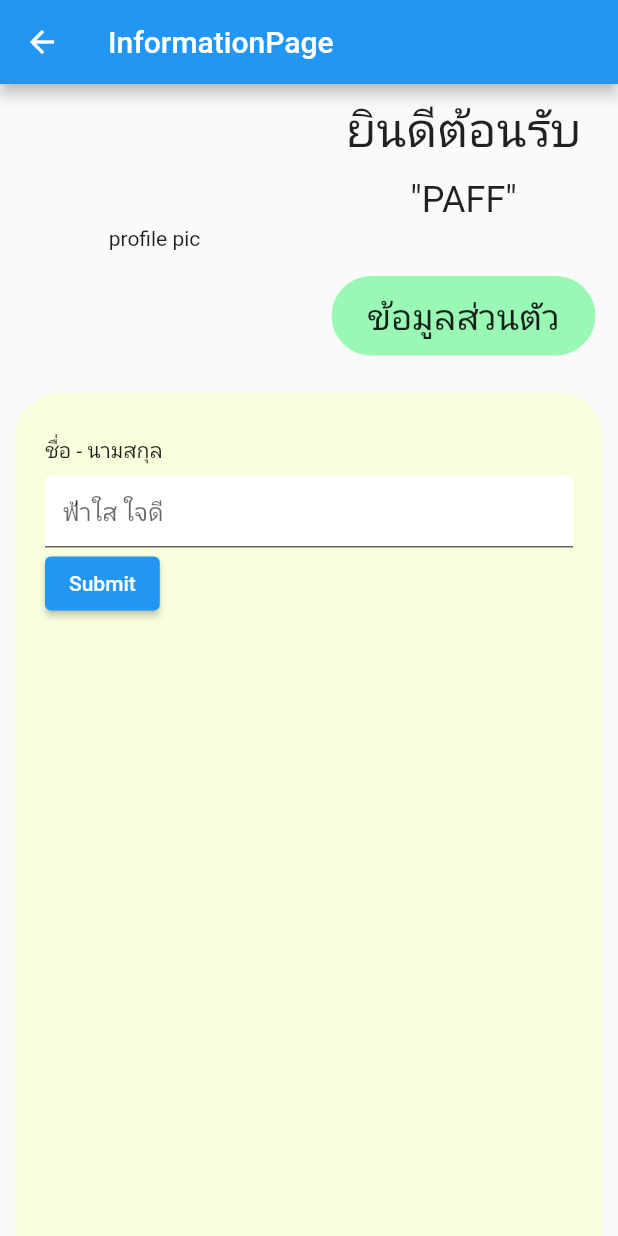
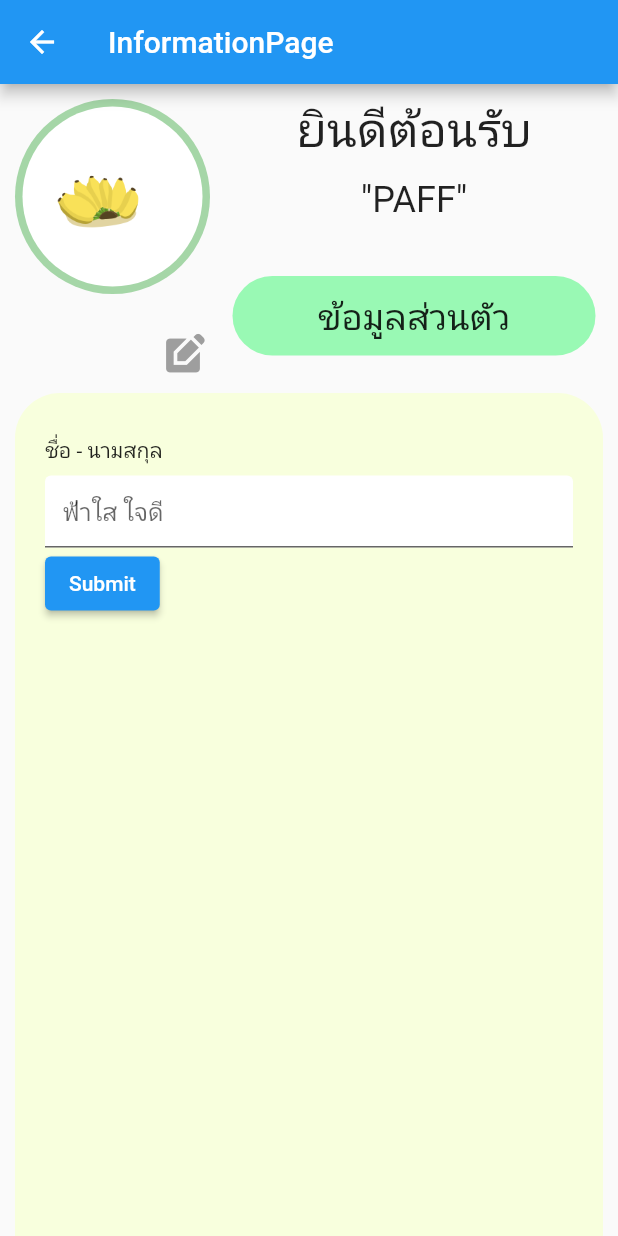
Before and after one commit to AINutritionProject/KinDeeUDee, a Flutter app: the InformationPage screen opened directly, on a phone screen of 412 x 824 dp. Run offline on Flutter 3.47's test engine with Material 2 defaults, Android fonts, the phone set to English and light mode, and no system bars; our stand-ins replace firebase_auth, firebase_core, google_sign_in; accounts and stored records are empty.

Commit message:
add user avatar to information page

```diff
--- a/lib/pages/information/personal_information.dart
+++ b/lib/pages/information/personal_information.dart
@@ -1,4 +1,5 @@
 import 'package:flutter/material.dart';
+import 'package:appfood2/pages/home.dart';
 
 class PersonalInformation extends StatelessWidget {
   const PersonalInformation({super.key});
@@ -10,8 +11,8 @@ class PersonalInformation extends StatelessWidget {
       return SingleChildScrollView(
         child: SizedBox(
           height: MediaQuery.of(context).size.height,
-          child: Column(
-            children: const [
+          child: const Column(
+            children: [
               PersonalHeader(),
               PersonalBody(),
             ],
@@ -108,13 +109,7 @@ class _PersonalHeaderState extends State<PersonalHeader> {
         mainAxisAlignment: MainAxisAlignment.spaceBetween,
         crossAxisAlignment: CrossAxisAlignment.stretch,
         children: [
-          Expanded(
-            flex: 1,
-            child: Container(
-              alignment: Alignment.center,
-              child: const Text("profile pic"),
-            ),
-          ),
+          const UserAvatar(),
           Expanded(
             flex: 1,
             child: Column(
```
